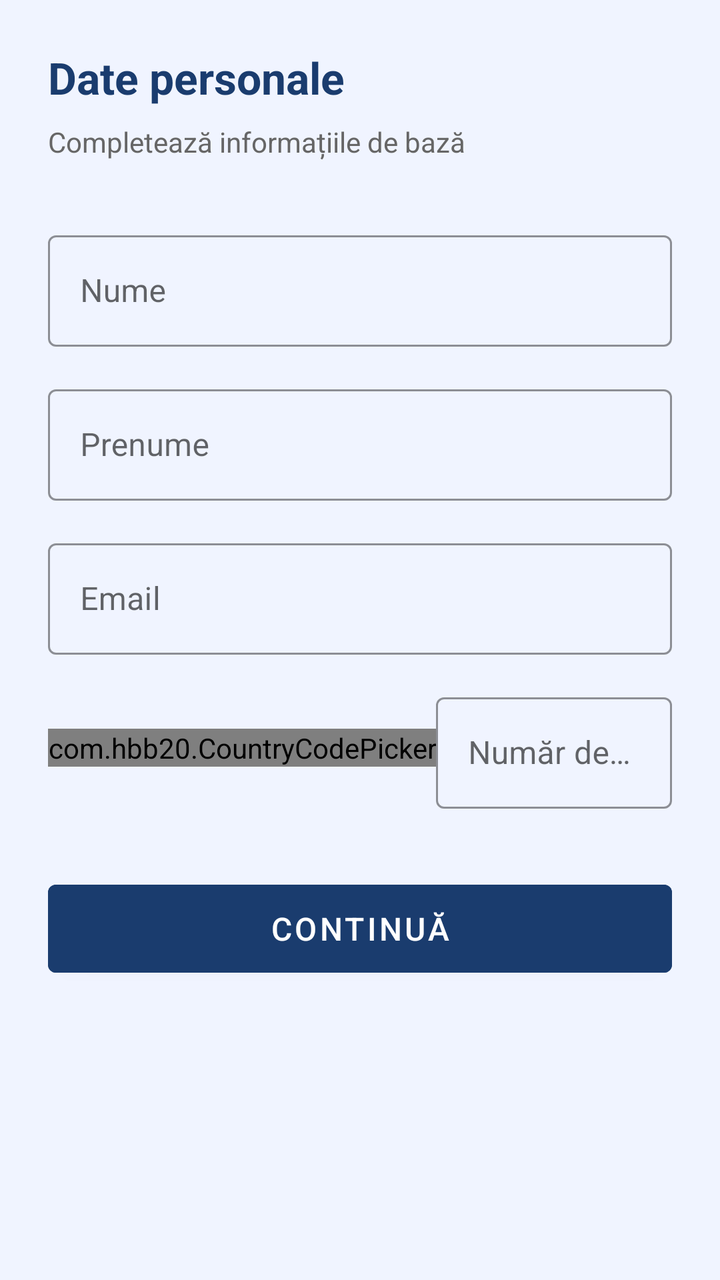
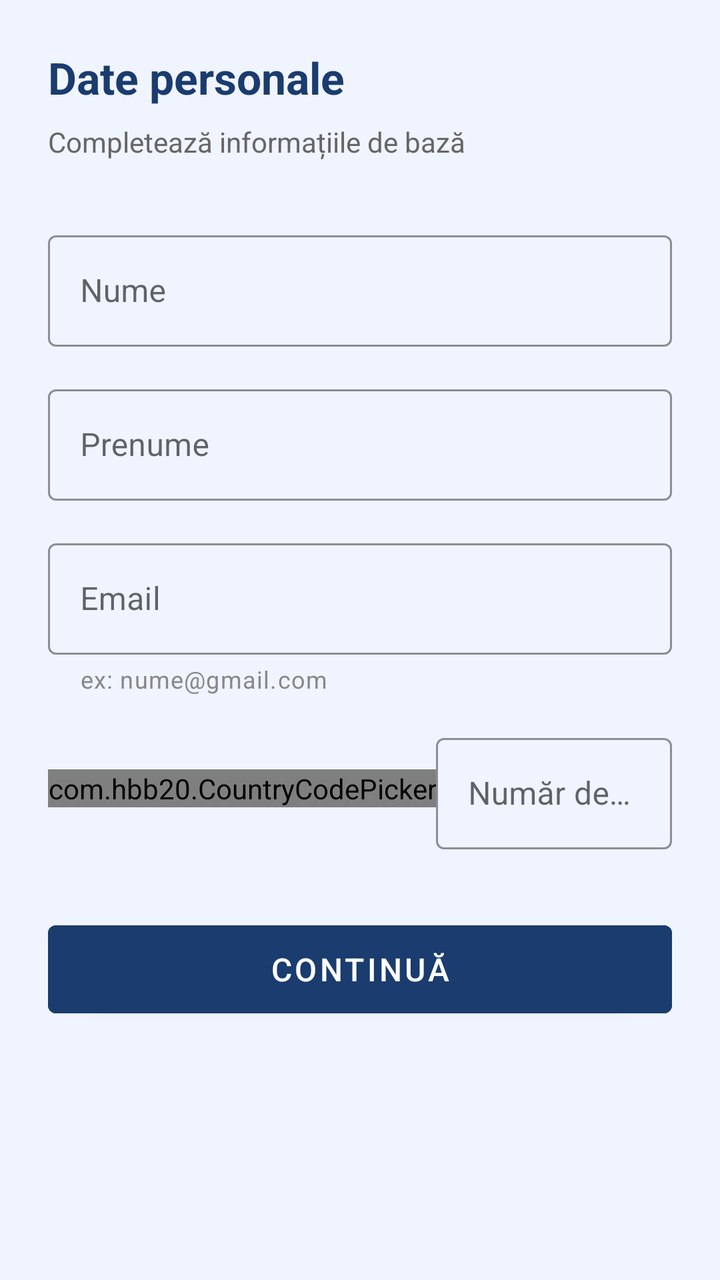

Two renders of the same Android screen: before a commit and after it. Below are the layout's source before the change and the commit's diff.
<!-- AndroidManifest.xml: application theme Theme.LicentaMultibankingApp -->
<!-- res/layout/signup_fragment1.xml -->
<?xml version="1.0" encoding="utf-8"?>
<LinearLayout xmlns:android="http://schemas.android.com/apk/res/android"
    xmlns:app="http://schemas.android.com/apk/res-auto"
    android:layout_width="match_parent"
    android:layout_height="match_parent"
    android:orientation="vertical"
    android:padding="24dp"
    android:background="#F0F4FF">

    <TextView
        android:layout_width="wrap_content"
        android:layout_height="wrap_content"
        android:text="Date personale"
        android:textSize="22sp"
        android:textStyle="bold"
        android:textColor="#1A3C6E"
        android:layout_marginBottom="8dp"/>

    <TextView
        android:layout_width="wrap_content"
        android:layout_height="wrap_content"
        android:text="Completează informațiile de bază"
        android:textSize="14sp"
        android:textColor="#666666"
        android:layout_marginBottom="32dp"/>

    <com.google.android.material.textfield.TextInputLayout
        android:id="@+id/tilFirstName"
        style="@style/Widget.MaterialComponents.TextInputLayout.OutlinedBox"
        android:layout_width="match_parent"
        android:layout_height="wrap_content"
        android:hint="Nume"
        android:layout_marginBottom="16dp"
        app:boxStrokeColor="#1A3C6E">

        <com.google.android.material.textfield.TextInputEditText
            android:id="@+id/etFirstName"
            android:layout_width="match_parent"
            android:layout_height="wrap_content"
            android:inputType="textPersonName"/>

    </com.google.android.material.textfield.TextInputLayout>

    <com.google.android.material.textfield.TextInputLayout
        android:id="@+id/tilLastName"
        style="@style/Widget.MaterialComponents.TextInputLayout.OutlinedBox"
        android:layout_width="match_parent"
        android:layout_height="wrap_content"
        android:hint="Prenume"
        android:layout_marginBottom="16dp"
        app:boxStrokeColor="#1A3C6E">

        <com.google.android.material.textfield.TextInputEditText
            android:id="@+id/etLastName"
            android:layout_width="match_parent"
            android:layout_height="wrap_content"
            android:inputType="textPersonName"/>

    </com.google.android.material.textfield.TextInputLayout>

    <com.google.android.material.textfield.TextInputLayout
        android:id="@+id/tilEmail"
        style="@style/Widget.MaterialComponents.TextInputLayout.OutlinedBox"
        android:layout_width="match_parent"
        android:layout_height="wrap_content"
        android:hint="Email"
        android:layout_marginBottom="16dp"
        app:boxStrokeColor="#1A3C6E">

        <com.google.android.material.textfield.TextInputEditText
            android:id="@+id/etEmail"
            android:layout_width="match_parent"
            android:layout_height="wrap_content"
            android:inputType="textEmailAddress"/>

    </com.google.android.material.textfield.TextInputLayout>

    <LinearLayout
        android:layout_width="match_parent"
        android:layout_height="wrap_content"
        android:orientation="horizontal"
        android:layout_marginBottom="32dp">

        <com.hbb20.CountryCodePicker
            android:id="@+id/ccp"
            android:layout_width="wrap_content"
            android:layout_height="wrap_content"
            android:layout_gravity="center_vertical"
            app:ccp_defaultNameCode="RO"/>

        <com.google.android.material.textfield.TextInputLayout
            android:id="@+id/tilPhone"
            style="@style/Widget.MaterialComponents.TextInputLayout.OutlinedBox"
            android:layout_width="match_parent"
            android:layout_height="wrap_content"
            android:hint="Număr de telefon"
            app:boxStrokeColor="#1A3C6E">

            <com.google.android.material.textfield.TextInputEditText
                android:id="@+id/etPhone"
                android:layout_width="match_parent"
                android:layout_height="wrap_content"
                android:inputType="phone"/>

        </com.google.android.material.textfield.TextInputLayout>

    </LinearLayout>

    <Button
        android:id="@+id/btnNext"
        android:layout_width="match_parent"
        android:layout_height="56dp"
        android:text="Continuă"
        android:backgroundTint="#1A3C6E"
        android:textColor="#FFFFFF"
        android:textSize="16sp"/>

</LinearLayout>
<!-- resources referenced by this layout -->
<resources>
  <style name="Theme.LicentaMultibankingApp" parent="Base.Theme.LicentaMultibankingApp" />
  <style name="Base.Theme.LicentaMultibankingApp" parent="Theme.MaterialComponents.DayNight.NoActionBar">
          
          
      </style>
</resources>

<!-- the commit's change to res/layout/signup_fragment1.xml (unified diff, before → after) -->
@@ -31,13 +31,16 @@
         android:layout_height="wrap_content"
         android:hint="Nume"
         android:layout_marginBottom="16dp"
-        app:boxStrokeColor="#1A3C6E">
+        app:boxStrokeColor="#1A3C6E"
+        app:hintTextColor="#1A3C6E"
+        >
 
         <com.google.android.material.textfield.TextInputEditText
             android:id="@+id/etFirstName"
             android:layout_width="match_parent"
             android:layout_height="wrap_content"
-            android:inputType="textPersonName"/>
+            android:inputType="textPersonName"
+            android:textColor="#1A3C6E"/>
 
     </com.google.android.material.textfield.TextInputLayout>
 
@@ -48,13 +51,16 @@
         android:layout_height="wrap_content"
         android:hint="Prenume"
         android:layout_marginBottom="16dp"
-        app:boxStrokeColor="#1A3C6E">
+        app:boxStrokeColor="#1A3C6E"
+        app:hintTextColor="#1A3C6E"
+       >
 
         <com.google.android.material.textfield.TextInputEditText
             android:id="@+id/etLastName"
             android:layout_width="match_parent"
             android:layout_height="wrap_content"
-            android:inputType="textPersonName"/>
+            android:inputType="textPersonName"
+            android:textColor="#1A3C6E"/>
 
     </com.google.android.material.textfield.TextInputLayout>
 
@@ -65,13 +71,18 @@
         android:layout_height="wrap_content"
         android:hint="Email"
         android:layout_marginBottom="16dp"
-        app:boxStrokeColor="#1A3C6E">
+        app:boxStrokeColor="#1A3C6E"
+        app:hintTextColor="#1A3C6E"
+        app:helperText="ex: nume@gmail.com"
+        app:helperTextTextColor="#888888"
+       >
 
         <com.google.android.material.textfield.TextInputEditText
             android:id="@+id/etEmail"
             android:layout_width="match_parent"
             android:layout_height="wrap_content"
-            android:inputType="textEmailAddress"/>
+            android:inputType="textEmailAddress"
+            android:textColor="#1A3C6E"/>
 
     </com.google.android.material.textfield.TextInputLayout>
 
@@ -94,13 +105,16 @@
             android:layout_width="match_parent"
             android:layout_height="wrap_content"
             android:hint="Număr de telefon"
-            app:boxStrokeColor="#1A3C6E">
+            app:boxStrokeColor="#1A3C6E"
+            app:hintTextColor="#1A3C6E"
+            >
 
             <com.google.android.material.textfield.TextInputEditText
                 android:id="@+id/etPhone"
                 android:layout_width="match_parent"
                 android:layout_height="wrap_content"
-                android:inputType="phone"/>
+                android:inputType="phone"
+                android:textColor="#1A3C6E"/>
 
         </com.google.android.material.textfield.TextInputLayout>
 
<!-- resource entries referenced after the edit -->
@@ -2,6 +2,7 @@
 <resources>
   <style name="Theme.LicentaMultibankingApp" parent="Base.Theme.LicentaMultibankingApp" />
   <style name="Base.Theme.LicentaMultibankingApp" parent="Theme.MaterialComponents.DayNight.NoActionBar">
+          <item name="android:textColorHint">#888888</item>
           
           
       </style>
